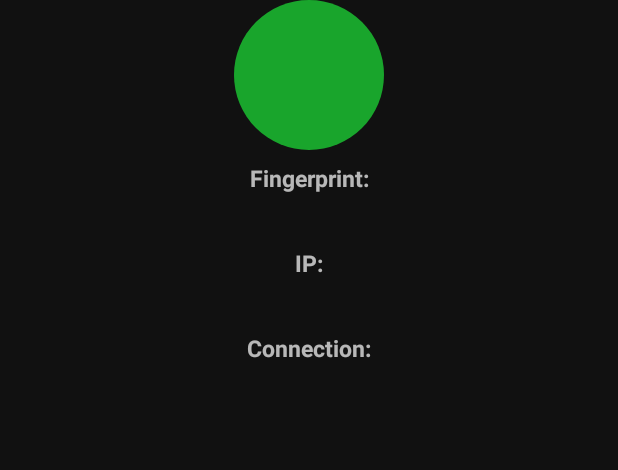
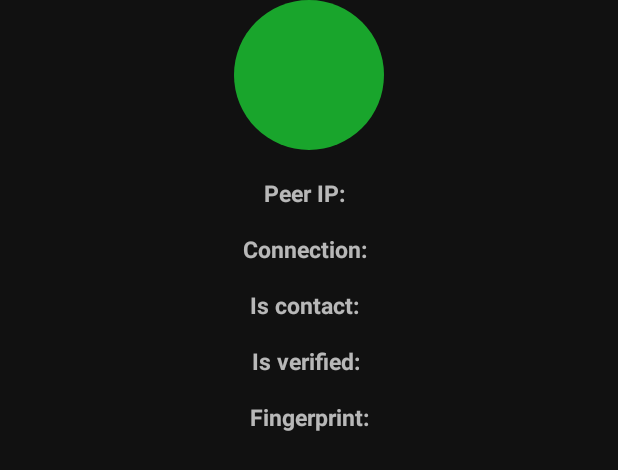
Before and after one commit to hardcore-sushi/AIRA-android, an Android app: the layout dialog_info.xml on its own in the app's theme, with its tools: preview values and no code run, on a phone screen of 412 x 824 dp. Shown: the top 470 px of the screen. Run offline under Robolectric (Android 15) with nearby library versions, the phone set to English and light mode, and no system bars; network calls fail.

Commit message:
Add contact info on session info pop-up

```diff
--- a/app/src/main/java/sushi/hardcore/aira/ChatActivity.kt
+++ b/app/src/main/java/sushi/hardcore/aira/ChatActivity.kt
@@ -235,6 +235,17 @@ class ChatActivity : ServiceBoundActivity() {
                         R.string.incoming
                     })
                 }
+                dialogBinding.textIsContact.text = getString(if (contact == null) {
+                    dialogBinding.fieldIsVerified.visibility = View.GONE
+                    R.string.no
+                } else {
+                    dialogBinding.textIsVerified.text = getString(if (contact.verified) {
+                        R.string.yes
+                    } else {
+                        R.string.no
+                    })
+                    R.string.yes
+                })
                 AlertDialog.Builder(this)
                         .setTitle(sessionName)
                         .setView(dialogBinding.root)
--- a/app/src/main/res/layout/dialog_info.xml
+++ b/app/src/main/res/layout/dialog_info.xml
@@ -11,7 +11,101 @@
         android:layout_width="100dp"
         android:layout_height="100dp"
         app:textSize="20sp"
-        android:layout_gravity="center_horizontal"/>
+        android:layout_gravity="center_horizontal"
+        android:layout_marginBottom="10dp"/>
+
+    <LinearLayout
+        android:id="@+id/online_fields"
+        android:layout_width="match_parent"
+        android:layout_height="wrap_content"
+        android:orientation="vertical">
+
+        <LinearLayout
+            android:layout_width="match_parent"
+            android:layout_height="wrap_content"
+            android:orientation="horizontal"
+            android:gravity="center_horizontal">
+
+            <TextView
+                android:layout_width="wrap_content"
+                android:layout_height="wrap_content"
+                android:text="@string/peer_ip"
+                style="@style/Label"
+                android:textStyle="bold"/>
+
+            <TextView
+                android:id="@+id/text_ip"
+                android:layout_width="wrap_content"
+                android:layout_height="wrap_content"
+                android:layout_marginStart="@dimen/field_value_margin_start"/>
+
+        </LinearLayout>
+
+        <LinearLayout
+            android:layout_width="match_parent"
+            android:layout_height="wrap_content"
+            android:orientation="horizontal"
+            android:gravity="center_horizontal">
+
+            <TextView
+                android:layout_width="wrap_content"
+                android:layout_height="wrap_content"
+                android:text="@string/connection"
+                style="@style/Label"
+                android:textStyle="bold"/>
+
+            <TextView
+                android:id="@+id/text_outgoing"
+                android:layout_width="wrap_content"
+                android:layout_height="wrap_content"
+                android:layout_marginStart="@dimen/field_value_margin_start"/>
+
+        </LinearLayout>
+
+    </LinearLayout>
+
+    <LinearLayout
+        android:layout_width="match_parent"
+        android:layout_height="wrap_content"
+        android:orientation="horizontal"
+        android:gravity="center_horizontal">
+
+        <TextView
+            android:layout_width="wrap_content"
+            android:layout_height="wrap_content"
+            android:text="@string/is_contact"
+            style="@style/Label"
+            android:textStyle="bold"/>
+
+        <TextView
+            android:id="@+id/text_is_contact"
+            android:layout_width="wrap_content"
+            android:layout_height="wrap_content"
+            android:layout_marginStart="@dimen/field_value_margin_start"/>
+
+    </LinearLayout>
+
+    <LinearLayout
+        android:id="@+id/field_is_verified"
+        android:layout_width="match_parent"
+        android:layout_height="wrap_content"
+        android:orientation="horizontal"
+        android:gravity="center_horizontal">
+
+        <TextView
+            android:layout_width="wrap_content"
+            android:layout_height="wrap_content"
+            android:text="@string/is_verified"
+            style="@style/Label"
+            android:textStyle="bold"/>
+
+        <TextView
+            android:id="@+id/text_is_verified"
+            android:layout_width="wrap_content"
+            android:layout_height="wrap_content"
+            android:layout_marginStart="@dimen/field_value_margin_start"/>
+
+    </LinearLayout>
 
     <TextView
         android:layout_width="match_parent"
@@ -26,38 +120,4 @@
         android:layout_height="wrap_content"
         android:textAlignment="center"/>
 
-    <LinearLayout
-        android:id="@+id/online_fields"
-        android:layout_width="match_parent"
-        android:layout_height="wrap_content"
-        android:orientation="vertical">
-
-        <TextView
-            android:layout_width="match_parent"
-            android:layout_height="wrap_content"
-            android:text="@string/ip"
-            style="@style/Label"
-            android:textStyle="bold"/>
-
-        <TextView
-            android:id="@+id/text_ip"
-            android:layout_width="match_parent"
-            android:layout_height="wrap_content"
-            android:textAlignment="center"/>
-
-        <TextView
-            android:layout_width="match_parent"
-            android:layout_height="wrap_content"
-            android:text="@string/connection"
-            style="@style/Label"
-            android:textStyle="bold"/>
-
-        <TextView
-            android:id="@+id/text_outgoing"
-            android:layout_width="match_parent"
-            android:layout_height="wrap_content"
-            android:textAlignment="center"/>
-
-    </LinearLayout>
-
 </LinearLayout>
--- a/app/src/main/res/values/dimens.xml
+++ b/app/src/main/res/values/dimens.xml
@@ -1,4 +1,5 @@
 <?xml version="1.0" encoding="utf-8"?>
 <resources>
     <dimen name="image_button_size">30dp</dimen>
+    <dimen name="field_value_margin_start">5sp</dimen>
 </resources>
--- a/app/src/main/res/values/strings.xml
+++ b/app/src/main/res/values/strings.xml
@@ -17,6 +17,7 @@
     <string name="file_saved">File saved !</string>
     <string name="enter_password">Enter your password:</string>
     <string name="yes">Yes</string>
+    <string name="no">No</string>
     <string name="warning">Warning !</string>
     <string name="ask_log_out">Do you really want to log out ? (You will no longer receive messages until you login again)</string>
     <string name="cancel">Cancel</string>
@@ -62,7 +63,7 @@
     <string name="share_label">Send with AIRA</string>
     <string name="identity_fingerprint">Your identity\'s fingerprint:</string>
     <string name="fingerprint">Fingerprint:</string>
-    <string name="ip">IP:</string>
+    <string name="peer_ip">Peer IP:</string>
     <string name="connection">Connection:</string>
     <string name="outgoing">Outgoing</string>
     <string name="incoming">Incoming</string>
@@ -84,4 +85,6 @@
     <string name="security">Security</string>
     <string name="use_psec_padding">Use PSEC padding</string>
     <string name="psec_padding_summary">PSEC padding obfuscates the length of your messages but uses more network bandwidth.</string>
+    <string name="is_contact">Is contact:</string>
+    <string name="is_verified">Is verified:</string>
 </resources>
```
